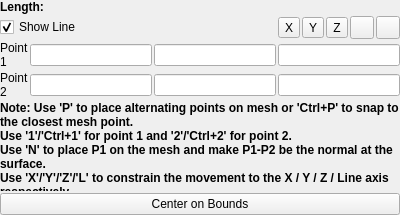
Before: the Qt Designer form Qt/ApplicationComponents/Resources/UI/pqLinePropertyWidget.ui in Kitware/ParaView, drawn with Qt 5.
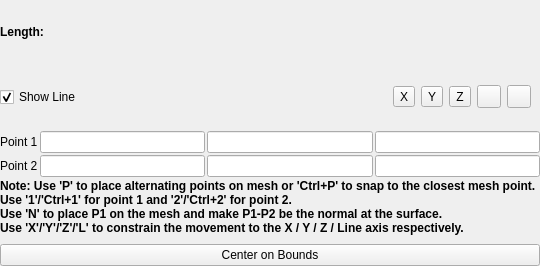
After: the same form once the commit is applied. Icons and pictures are not drawn. Custom widgets are drawn as their Qt base class.

Commit message: Cleanup Ruler UI file and fix toolbar layout

What changed in the file:
```diff
--- a/Qt/ApplicationComponents/Resources/UI/pqLinePropertyWidget.ui
+++ b/Qt/ApplicationComponents/Resources/UI/pqLinePropertyWidget.ui
@@ -8,8 +8,8 @@
    <rect>
     <x>0</x>
     <y>0</y>
-    <width>400</width>
-    <height>215</height>
+    <width>540</width>
+    <height>266</height>
    </rect>
   </property>
   <property name="windowTitle">
@@ -31,33 +31,7 @@
    <property name="spacing">
     <number>2</number>
    </property>
-   <item row="5" column="0">
-    <widget class="QLabel" name="labelPoint2">
-     <property name="text">
-      <string>Point 2</string>
-     </property>
-     <property name="wordWrap">
-      <bool>true</bool>
-     </property>
-    </widget>
-   </item>
-   <item row="5" column="2">
-    <widget class="pqDoubleLineEdit" name="point2Y"/>
-   </item>
-   <item row="4" column="2">
-    <widget class="pqDoubleLineEdit" name="point1Y"/>
-   </item>
-   <item row="4" column="3">
-    <widget class="pqDoubleLineEdit" name="point1Z"/>
-   </item>
-   <item row="10" column="0" colspan="4">
-    <widget class="QPushButton" name="centerOnBounds">
-     <property name="text">
-      <string>Center on Bounds</string>
-     </property>
-    </widget>
-   </item>
-   <item row="1" column="0" colspan="4">
+   <item row="0" column="0" colspan="4">
     <widget class="QLabel" name="labelLength">
      <property name="font">
       <font>
@@ -70,48 +44,9 @@
      </property>
     </widget>
    </item>
-   <item row="5" column="3">
-    <widget class="pqDoubleLineEdit" name="point2Z"/>
-   </item>
-   <item row="8" column="0" colspan="4">
-    <widget class="QLabel" name="pickLabel">
-     <property name="font">
-      <font>
-       <weight>75</weight>
-       <bold>true</bold>
-      </font>
-     </property>
-     <property name="text">
-      <string>Note: Use 'P' to place alternating points on mesh or 'Ctrl+P' to snap to the closest mesh point.
-Use '1'/'Ctrl+1' for point 1 and '2'/'Ctrl+2' for point 2.
-Use 'N' to place P1 on the mesh and make P1-P2 be the normal at the surface.
-Use 'X'/'Y'/'Z'/'L' to constrain the movement to the X / Y / Z / Line axis respectively.</string>
-     </property>
-     <property name="alignment">
-      <set>Qt::AlignLeading|Qt::AlignLeft|Qt::AlignTop</set>
-     </property>
-     <property name="wordWrap">
-      <bool>true</bool>
-     </property>
-    </widget>
-   </item>
-   <item row="5" column="1">
-    <widget class="pqDoubleLineEdit" name="point2X"/>
-   </item>
-   <item row="4" column="1">
-    <widget class="pqDoubleLineEdit" name="point1X"/>
-   </item>
-   <item row="4" column="0">
-    <widget class="QLabel" name="labelPoint1">
-     <property name="text">
-      <string>Point 1</string>
-     </property>
-     <property name="wordWrap">
-      <bool>true</bool>
-     </property>
-    </widget>
-   </item>
-   <item row="2" column="0" colspan="2">
+   <item row="1" column="0" colspan="4">
+    <layout class="QHBoxLayout" name="toolbarLineHorizontalLayout">
+     <item>
     <widget class="QCheckBox" name="show3DWidget">
      <property name="text">
       <string>Show Line</string>
@@ -121,8 +56,28 @@
      </property>
     </widget>
    </item>
-   <item row="2" column="3">
-    <layout class="QHBoxLayout" name="horizontalLayout_2">
+     <item>
+      <spacer name="horizontalSpacer">
+       <property name="orientation">
+        <enum>Qt::Horizontal</enum>
+       </property>
+       <property name="sizeHint" stdset="0">
+        <size>
+         <width>40</width>
+         <height>20</height>
+        </size>
+       </property>
+      </spacer>
+     </item>
+     <item>
+      <widget class="QWidget" name="toolButtonsWidget" native="true">
+       <property name="sizePolicy">
+        <sizepolicy hsizetype="Minimum" vsizetype="Preferred">
+         <horstretch>0</horstretch>
+         <verstretch>0</verstretch>
+        </sizepolicy>
+       </property>
+       <layout class="QHBoxLayout" name="toolButtonsHorizontalLayout">
      <item>
       <widget class="QToolButton" name="xAxis">
        <property name="toolTip">
@@ -153,20 +108,6 @@
        </property>
       </widget>
      </item>
-     <item>
-      <widget class="QToolButton" name="repositionToView">
-       <property name="toolTip">
-        <string>Reposition ruler to view</string>
-       </property>
-       <property name="text">
-        <string/>
-       </property>
-       <property name="icon">
-        <iconset>
-         <normaloff>:/pqWidgets/Icons/pqResetCameraData.svg</normaloff>:/pqWidgets/Icons/pqResetCameraData.svg</iconset>
-       </property>
-      </widget>
-     </item>
      <item>
       <widget class="QToolButton" name="flipP2">
        <property name="toolTip">
@@ -181,7 +122,91 @@
        </property>
       </widget>
      </item>
-    </layout>
+        <item>
+         <widget class="QToolButton" name="repositionToView">
+          <property name="toolTip">
+           <string>Reposition ruler to view</string>
+          </property>
+          <property name="text">
+           <string/>
+          </property>
+          <property name="icon">
+           <iconset>
+            <normaloff>:/pqWidgets/Icons/pqResetCameraData.svg</normaloff>:/pqWidgets/Icons/pqResetCameraData.svg</iconset>
+          </property>
+         </widget>
+        </item>
+       </layout>
+      </widget>
+     </item>
+    </layout>
+   </item>
+   <item row="2" column="0">
+    <widget class="QLabel" name="labelPoint1">
+     <property name="text">
+      <string>Point 1</string>
+     </property>
+     <property name="wordWrap">
+      <bool>true</bool>
+     </property>
+    </widget>
+   </item>
+   <item row="2" column="1">
+    <widget class="pqDoubleLineEdit" name="point1X"/>
+   </item>
+   <item row="2" column="2">
+    <widget class="pqDoubleLineEdit" name="point1Y"/>
+   </item>
+   <item row="2" column="3">
+    <widget class="pqDoubleLineEdit" name="point1Z"/>
+   </item>
+   <item row="3" column="0">
+    <widget class="QLabel" name="labelPoint2">
+     <property name="text">
+      <string>Point 2</string>
+     </property>
+     <property name="wordWrap">
+      <bool>true</bool>
+     </property>
+    </widget>
+   </item>
+   <item row="3" column="1">
+    <widget class="pqDoubleLineEdit" name="point2X"/>
+   </item>
+   <item row="3" column="2">
+    <widget class="pqDoubleLineEdit" name="point2Y"/>
+   </item>
+   <item row="3" column="3">
+    <widget class="pqDoubleLineEdit" name="point2Z"/>
+   </item>
+   <item row="4" column="0" colspan="4">
+    <widget class="QLabel" name="pickLabel">
+     <property name="font">
+      <font>
+       <weight>75</weight>
+       <bold>true</bold>
+      </font>
+     </property>
+     <property name="text">
+      <string>Note: Use 'P' to place alternating points on mesh or 'Ctrl+P' to snap to the closest mesh point.
+Use '1'/'Ctrl+1' for point 1 and '2'/'Ctrl+2' for point 2.
+Use 'N' to place P1 on the mesh and make P1-P2 be the normal at the surface.
+Use 'X'/'Y'/'Z'/'L' to constrain the movement to the X / Y / Z / Line axis respectively.</string>
+     </property>
+     <property name="alignment">
+      <set>Qt::AlignLeading|Qt::AlignLeft|Qt::AlignTop</set>
+     </property>
+     <property name="wordWrap">
+      <bool>true</bool>
+     </property>
+    </widget>
+   </item>
+   <item row="5" column="0" colspan="4">
+    <widget class="QPushButton" name="centerOnBounds">
+     <property name="text">
+      <string>Center on Bounds</string>
+     </property>
+    </widget>
    </item>
   </layout>
  </widget>
```
Lines whose indentation alone changed are shown as unchanged.
